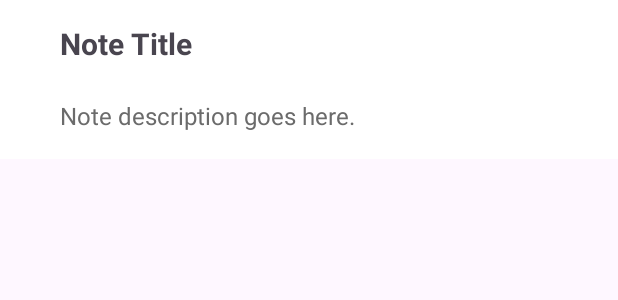
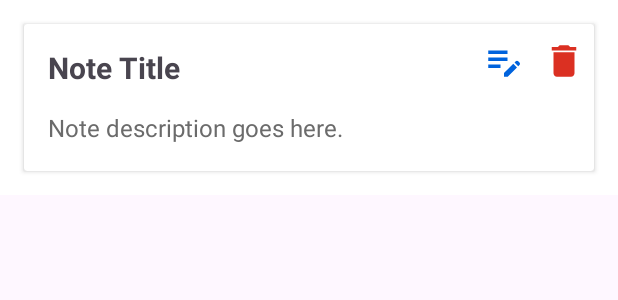
Before and after one commit to niranjan2052/FirebaseWithMVVM, an Android app: the layout item_note.xml on its own in the app's theme, with its tools: preview values and no code run, on a phone screen of 412 x 824 dp. Shown: the top 300 px of the screen. Run offline under Robolectric (Android 15) with nearby library versions, the phone set to English and light mode, and no system bars.

Commit message:
Delete button and Edit button implemented and Delete functionality added.

```diff
--- a/app/src/main/java/com/myproject/firebasewithmvvm/ViewModel/NoteViewModel.java
+++ b/app/src/main/java/com/myproject/firebasewithmvvm/ViewModel/NoteViewModel.java
@@ -1,7 +1,6 @@
 package com.myproject.firebasewithmvvm.ViewModel;
 
 import androidx.lifecycle.LiveData;
-import androidx.lifecycle.MutableLiveData;
 import androidx.lifecycle.ViewModel;
 
 import com.myproject.firebasewithmvvm.Model.Note;
@@ -10,8 +9,8 @@ import com.myproject.firebasewithmvvm.Repository.NoteRepository;
 import java.util.List;
 
 public class NoteViewModel extends ViewModel {
-    private NoteRepository repository;
-    private LiveData<List<Note>> notesLiveData;
+    private final NoteRepository repository;
+    private final LiveData<List<Note>> notesLiveData;
 
     public NoteViewModel() {
         repository = new NoteRepository();
--- /dev/null
+++ b/app/src/main/res/drawable/ic_delete.xml
@@ -0,0 +1,5 @@
+<vector xmlns:android="http://schemas.android.com/apk/res/android" android:height="24dp" android:tint="#DB3022" android:viewportHeight="24" android:viewportWidth="24" android:width="24dp">
+
+    <path android:fillColor="@android:color/white" android:pathData="M6,19c0,1.1 0.9,2 2,2h8c1.1,0 2,-0.9 2,-2V7H6v12zM19,4h-3.5l-1,-1h-5l-1,1H5v2h14V4z"/>
+
+</vector>
--- /dev/null
+++ b/app/src/main/res/drawable/ic_edit_note.xml
@@ -0,0 +1,5 @@
+<vector xmlns:android="http://schemas.android.com/apk/res/android" android:height="24dp" android:tint="#0063DD" android:viewportHeight="24" android:viewportWidth="24" android:width="24dp">
+
+    <path android:fillColor="@android:color/white" android:pathData="M3,10h11v2H3V10zM3,8h11V6H3V8zM3,16h7v-2H3V16zM18.01,12.87l0.71,-0.71c0.39,-0.39 1.02,-0.39 1.41,0l0.71,0.71c0.39,0.39 0.39,1.02 0,1.41l-0.71,0.71L18.01,12.87zM17.3,13.58l-5.3,5.3V21h2.12l5.3,-5.3L17.3,13.58z"/>
+
+</vector>
--- a/app/src/main/res/layout/item_note.xml
+++ b/app/src/main/res/layout/item_note.xml
@@ -1,48 +1,94 @@
 <?xml version="1.0" encoding="utf-8"?>
 <androidx.constraintlayout.widget.ConstraintLayout xmlns:android="http://schemas.android.com/apk/res/android"
     xmlns:app="http://schemas.android.com/apk/res-auto"
-    xmlns:tools="http://schemas.android.com/tools"
     android:layout_width="match_parent"
     android:layout_height="wrap_content"
     android:background="@color/white">
 
+    <androidx.cardview.widget.CardView
+        android:layout_width="match_parent"
+        android:layout_height="wrap_content"
+        android:layout_marginStart="16dp"
+        android:layout_marginTop="16dp"
+        android:layout_marginEnd="16dp"
+        android:layout_marginBottom="16dp"
+        android:elevation="6dp"
+        app:layout_constraintBottom_toBottomOf="parent"
+        app:layout_constraintEnd_toEndOf="parent"
+        app:layout_constraintStart_toStartOf="parent"
+        app:layout_constraintTop_toTopOf="parent">
+
+        <androidx.constraintlayout.widget.ConstraintLayout
+            android:layout_width="match_parent"
+            android:layout_height="wrap_content">
+
+            <LinearLayout
+                android:id="@+id/itemLinearLayout"
+                android:layout_width="match_parent"
+                android:layout_height="match_parent"
+                android:orientation="horizontal"
+                app:layout_constraintEnd_toEndOf="parent"
+                app:layout_constraintStart_toStartOf="parent"
+                app:layout_constraintTop_toTopOf="parent">
 
                 <TextView
                     android:id="@+id/titleTextView"
-        android:layout_width="0dp"
+                    android:layout_width="match_parent"
                     android:layout_height="42dp"
-        android:layout_marginStart="32dp"
+                    android:layout_marginStart="8dp"
                     android:layout_marginTop="8dp"
-        android:layout_marginEnd="32dp"
+                    android:layout_marginEnd="8dp"
+                    android:layout_weight="10"
                     android:ellipsize="end"
                     android:gravity="center_vertical"
                     android:maxLines="1"
                     android:paddingHorizontal="8dp"
-        android:text="Note Title"
+                    android:text="@string/note_title"
                     android:textSize="20sp"
-        android:textStyle="bold"
-        app:layout_constraintEnd_toEndOf="parent"
-        app:layout_constraintHorizontal_bias="0.5"
-        app:layout_constraintStart_toStartOf="parent"
-        app:layout_constraintTop_toTopOf="parent" />
+                    android:textStyle="bold" />
+
+                <ImageView
+                    android:id="@+id/ivEditNote"
+                    android:layout_width="36dp"
+                    android:layout_height="36dp"
+                    android:layout_gravity="center"
+                    android:layout_marginHorizontal="6dp"
+                    android:layout_weight="1"
+                    android:contentDescription="@string/todo"
+                    app:srcCompat="@drawable/ic_edit_note" />
+
+                <ImageView
+                    android:id="@+id/ivDeleteNote"
+                    android:layout_width="36dp"
+                    android:layout_height="36dp"
+                    android:layout_gravity="center"
+                    android:layout_marginHorizontal="6dp"
+                    android:layout_weight="1"
+                    android:contentDescription="@string/todo"
+                    app:srcCompat="@drawable/ic_delete" />
+            </LinearLayout>
 
             <TextView
                 android:id="@+id/descriptionTextView"
                 android:layout_width="0dp"
                 android:layout_height="32dp"
-        android:layout_marginStart="32dp"
-        android:layout_marginTop="16dp"
-        android:layout_marginEnd="32dp"
+                android:layout_marginStart="8dp"
+                android:layout_marginTop="8dp"
+                android:layout_marginEnd="8dp"
                 android:layout_marginBottom="8dp"
                 android:ellipsize="end"
                 android:maxLines="2"
                 android:paddingHorizontal="8dp"
-        android:text="Note description goes here."
+                android:text="@string/note_description"
                 android:textColor="#6B6B6B"
                 android:textSize="16sp"
                 app:layout_constraintBottom_toBottomOf="parent"
                 app:layout_constraintEnd_toEndOf="parent"
                 app:layout_constraintHorizontal_bias="0.5"
                 app:layout_constraintStart_toStartOf="parent"
-        app:layout_constraintTop_toBottomOf="@+id/titleTextView" />
+                app:layout_constraintTop_toBottomOf="@id/itemLinearLayout" />
         </androidx.constraintlayout.widget.ConstraintLayout>
+    </androidx.cardview.widget.CardView>
+
+
+</androidx.constraintlayout.widget.ConstraintLayout>
--- a/app/src/main/res/values/strings.xml
+++ b/app/src/main/res/values/strings.xml
@@ -2,4 +2,7 @@
     <string name="app_name">FirebaseWithMVVM</string>
     <!-- TODO: Remove or change this placeholder text -->
     <string name="hello_blank_fragment">Hello blank fragment</string>
+    <string name="note_title">Note Title</string>
+    <string name="todo">TODO</string>
+    <string name="note_description">Note description goes here.</string>
 </resources>
```
Also changed, not shown: app/src/main/java/com/myproject/firebasewithmvvm/Repository/NoteRepository.java (+25 -8 lines), app/src/main/java/com/myproject/firebasewithmvvm/View/Activity/MainActivity.java (+16 -13 lines), app/src/main/java/com/myproject/firebasewithmvvm/View/Adapter/NoteAdapter.java (+17 -3 lines), app/src/main/res/layout/activity_main.xml (+17 -1 lines). Lines whose indentation alone changed are shown as unchanged.
